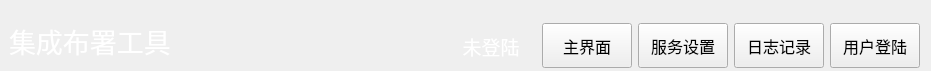
The window that deploy_integrate/navbarwid.ui (ChinaClever/MPro-Tools) describes before a commit, drawn with Qt 5.
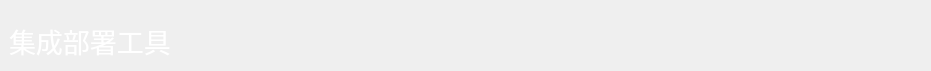
The same window after the commit.

What changed in the file:
```diff
--- a/deploy_integrate/navbarwid.ui
+++ b/deploy_integrate/navbarwid.ui
@@ -23,59 +23,6 @@
    <property name="bottomMargin">
     <number>0</number>
    </property>
-   <item row="0" column="0">
-    <widget class="QLabel" name="label">
-     <property name="minimumSize">
-      <size>
-       <width>0</width>
-       <height>50</height>
-      </size>
-     </property>
-     <property name="font">
-      <font>
-       <family>微软雅黑</family>
-       <pointsize>20</pointsize>
-      </font>
-     </property>
-     <property name="styleSheet">
-      <string notr="true">color: rgb(255, 255, 255);</string>
-     </property>
-     <property name="text">
-      <string>集成布署工具</string>
-     </property>
-     <property name="alignment">
-      <set>Qt::AlignLeading|Qt::AlignLeft|Qt::AlignTop</set>
-     </property>
-    </widget>
-   </item>
-   <item row="0" column="2">
-    <widget class="QLabel" name="userLab">
-     <property name="minimumSize">
-      <size>
-       <width>90</width>
-       <height>0</height>
-      </size>
-     </property>
-     <property name="font">
-      <font>
-       <family>微软雅黑</family>
-       <pointsize>14</pointsize>
-      </font>
-     </property>
-     <property name="contextMenuPolicy">
-      <enum>Qt::PreventContextMenu</enum>
-     </property>
-     <property name="styleSheet">
-      <string notr="true">color: rgb(255, 255, 255);</string>
-     </property>
-     <property name="text">
-      <string>未登陆</string>
-     </property>
-     <property name="alignment">
-      <set>Qt::AlignCenter</set>
-     </property>
-    </widget>
-   </item>
    <item row="0" column="1">
     <spacer name="horizontalSpacer">
      <property name="orientation">
@@ -89,103 +36,27 @@
      </property>
     </spacer>
    </item>
-   <item row="0" column="6">
-    <widget class="QPushButton" name="loginBtn">
+   <item row="0" column="0">
+    <widget class="QLabel" name="label">
      <property name="minimumSize">
       <size>
-       <width>90</width>
-       <height>0</height>
+       <width>0</width>
+       <height>50</height>
       </size>
      </property>
-     <property name="maximumSize">
-      <size>
-       <width>230</width>
-       <height>45</height>
-      </size>
-     </property>
      <property name="font">
       <font>
-       <family>微软雅黑</family>
-       <pointsize>12</pointsize>
+       <pointsize>20</pointsize>
       </font>
      </property>
-     <property name="text">
-      <string>用户登陆</string>
+     <property name="styleSheet">
+      <string notr="true">color: rgb(255, 255, 255);</string>
      </property>
-    </widget>
-   </item>
-   <item row="0" column="3">
-    <widget class="QPushButton" name="homeBtn">
-     <property name="minimumSize">
-      <size>
-       <width>90</width>
-       <height>0</height>
-      </size>
-     </property>
-     <property name="maximumSize">
-      <size>
-       <width>230</width>
-       <height>45</height>
-      </size>
-     </property>
-     <property name="font">
-      <font>
-       <family>微软雅黑</family>
-       <pointsize>12</pointsize>
-      </font>
-     </property>
      <property name="text">
-      <string>主界面</string>
+      <string>集成部署工具</string>
      </property>
-    </widget>
-   </item>
-   <item row="0" column="4">
-    <widget class="QPushButton" name="setBtn">
-     <property name="minimumSize">
-      <size>
-       <width>90</width>
-       <height>0</height>
-      </size>
-     </property>
-     <property name="maximumSize">
-      <size>
-       <width>230</width>
-       <height>45</height>
-      </size>
-     </property>
-     <property name="font">
-      <font>
-       <family>微软雅黑</family>
-       <pointsize>12</pointsize>
-      </font>
-     </property>
-     <property name="text">
-      <string>服务设置</string>
-     </property>
-    </widget>
-   </item>
-   <item row="0" column="5">
-    <widget class="QPushButton" name="logBtn">
-     <property name="minimumSize">
-      <size>
-       <width>90</width>
-       <height>0</height>
-      </size>
-     </property>
-     <property name="maximumSize">
-      <size>
-       <width>230</width>
-       <height>45</height>
-      </size>
-     </property>
-     <property name="font">
-      <font>
-       <family>微软雅黑</family>
-       <pointsize>12</pointsize>
-      </font>
-     </property>
-     <property name="text">
-      <string>日志记录</string>
+     <property name="alignment">
+      <set>Qt::AlignLeading|Qt::AlignLeft|Qt::AlignTop</set>
      </property>
     </widget>
    </item>
```
